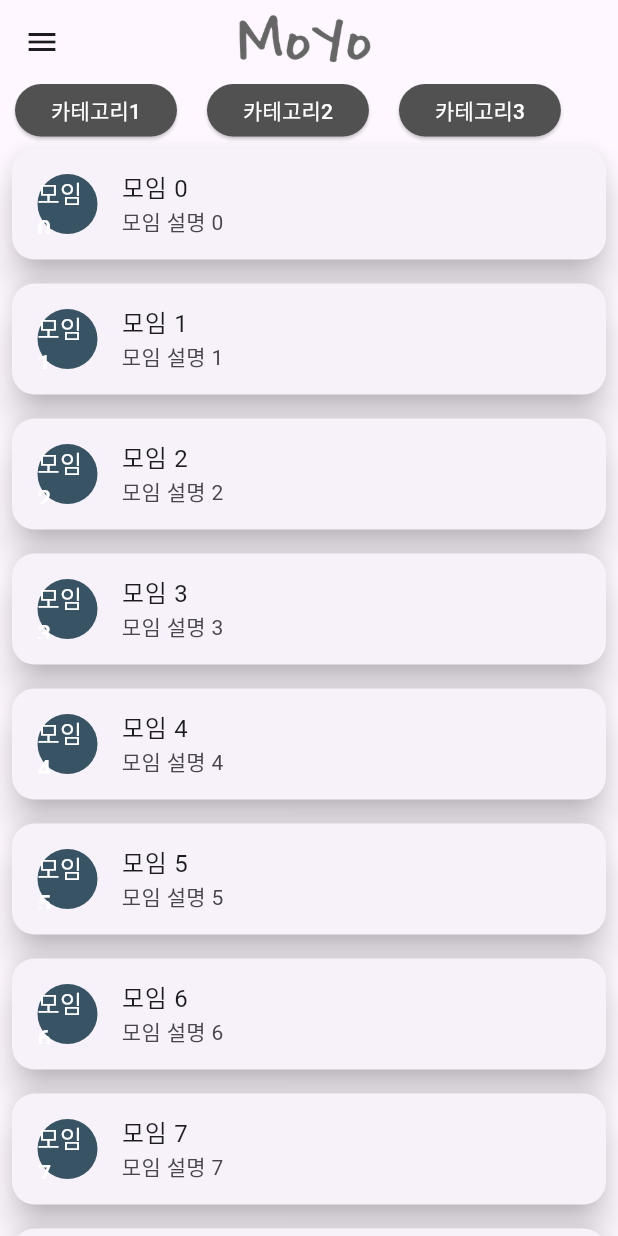
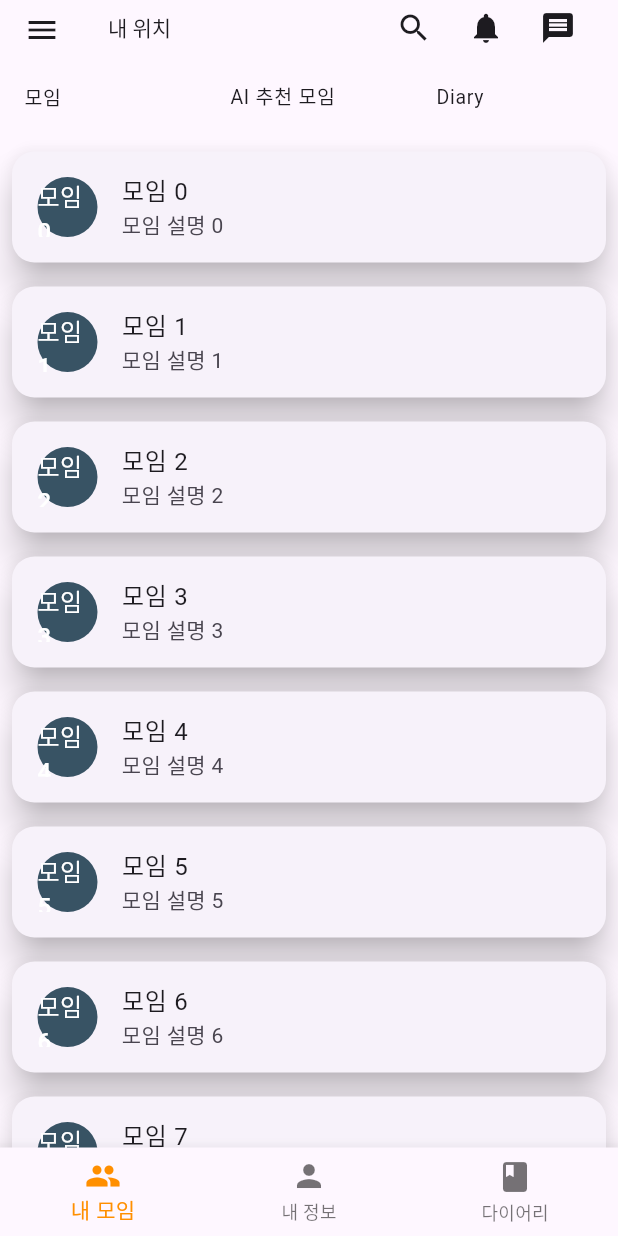
Before and after one commit to ejeonghun/UniVersus_flutter, a Flutter app: the MainApp screen opened directly, on a phone screen of 412 x 824 dp. Run offline on Flutter 3.47's test engine with Material 3 defaults, Android fonts, the phone set to English and light mode, and no system bars; our stand-ins replace flutter_secure_storage; missing offline and left inert: kakao_flutter_sdk; accounts and stored records are empty.

Commit message:
MainPage 상단바, 하단바를 유지 한 채 Container만 교체해서 사용? 한번 생각해보자

```diff
--- a/lib/component/MainPage.dart
+++ b/lib/component/MainPage.dart
@@ -2,8 +2,10 @@ import 'package:flutter/material.dart';
 import 'package:flutter_secure_storage/flutter_secure_storage.dart';
 import 'package:moyo/component/Login/Login.dart';
 import 'package:moyo/main.dart';
-import 'package:moyo/component/Member/MyPage.dart';
+import 'package:moyo/component/MyPage.dart';
 import 'package:kakao_flutter_sdk/kakao_flutter_sdk.dart';
+import 'package:moyo/component/Shared/BottomBar.dart';
+
 
 class MainApp extends StatefulWidget {
   @override
@@ -12,7 +14,7 @@ class MainApp extends StatefulWidget {
 
 class _MainAppState extends State<MainApp> {
   final storage = FlutterSecureStorage();
-  final categories = ['카테고리1', '카테고리2', '카테고리3'];
+  final categories = ['스포츠', '게임', '스터디모임'];
 
   String? userId;
   String? userNickname;
@@ -43,22 +45,67 @@ class _MainAppState extends State<MainApp> {
   Widget build(BuildContext context) {
     return Scaffold(
       appBar: AppBar(
-        title: Image.asset(
-          'images/logo.png',
-          width: 100, // Adjust width as needed
-          height: 50, // Adjust height as needed
+        title: Row(
+          children: [
+            // Current Location
+            Text("내 위치", style: TextStyle(fontSize: 14)),
+            // Spacer to separate text and logo
+            Spacer(),
+            // 로고
+            // Image.asset(
+            //   'images/logo.png', // replace with your actual logo path
+            //   height: 40, // adjust the height as needed
+            //   width: 50, // adjust the width as needed
+            // ),
+            // Icons on the right side
+            IconButton(
+              icon: Icon(Icons.search),
+              onPressed: () {
+                // Implement search functionality
+              },
+            ),
+            IconButton(
+              icon: Icon(Icons.notifications),
+              onPressed: () {
+                // Implement notification functionality
+              },
+            ),
+            IconButton(
+              icon: Icon(Icons.message),
+              onPressed: () {
+                // Implement message functionality
+              },
+            ),
+          ],
         ),
-        centerTitle: true,
-        leading: Builder(
-          builder: (BuildContext context) {
-            return IconButton(
-              icon: const Icon(Icons.menu),
-              onPressed: () {
-                Scaffold.of(context).openDrawer();
-              },
-              tooltip: MaterialLocalizations.of(context).openAppDrawerTooltip,
-            );
-          },
+        bottom: PreferredSize(
+          preferredSize: Size.fromHeight(37.0), // adjust the height as needed
+          child: Row(
+            children: [
+              // Your List Widget
+              Expanded(
+                child: ListTile(
+                  title: Text("모임", style: TextStyle(fontSize: 13)),
+                  // Add your list functionality here
+                ),
+              ),
+              // Your AI Recommended Meeting Widget
+              Expanded(
+                child: ListTile(
+                  title: Text("AI 추천 모임", style: TextStyle(fontSize: 13)),
+                  // Add your meeting functionality here
+                ),
+              ),
+              // Your Diary Widget
+              Expanded(
+                child: ListTile(
+                  title: Text("Diary", style: TextStyle(fontSize: 13)),
+                  // Add your diary functionality here
+                ),
+              ),
+              // Add other widgets as needed
+            ],
+          ),
         ),
       ),
       drawer: Drawer(
@@ -98,7 +145,6 @@ class _MainAppState extends State<MainApp> {
               leading: Icon(Icons.settings),
               title: Text('앱 설정'),
               onTap: () {
-                // TODO: Implement settings screen
               },
             ),
             ListTile(
@@ -121,29 +167,8 @@ class _MainAppState extends State<MainApp> {
           ],
         ),
       ),
-body: Column(
+      body: Column(
         children: <Widget>[
-          Container(
-            height: 35,
-            child: ListView.builder(
-              scrollDirection: Axis.horizontal,
-              itemCount: categories.length,
-              itemBuilder: (context, index) {
-                return Padding(
-                  padding: const EdgeInsets.symmetric(horizontal: 10.0),
-                  child: ElevatedButton(
-                    style: ButtonStyle(
-                      backgroundColor: MaterialStateProperty.all<Color>(const Color.fromARGB(255, 81, 81, 82)),
-                    ),
-                    child: Text(categories[index], style: TextStyle(color: Colors.white)),
-                    onPressed: () {
-                      // TODO: Implement category filter
-                    },
-                  ),
-                );
-              },
-            ),
-          ),
           Expanded(
             child: ListView.builder(
               itemCount: 10, // Replace with your list length
@@ -176,6 +201,7 @@ body: Column(
           ),
         ],
       ),
+    bottomNavigationBar: BottomBar(),
     );
   }
 }
--- /dev/null
+++ b/lib/component/Shared/BottomBar.dart
@@ -0,0 +1,47 @@
+import 'package:flutter/material.dart';
+
+// 모든 페이지에 있어야 하는 하단바
+
+class BottomBar extends StatefulWidget {
+  @override
+  _BottomBarState createState() => _BottomBarState();
+}
+
+class _BottomBarState extends State<BottomBar> {
+  int _selectedIndex = 0;
+
+  static const List<Widget> _widgetOptions = <Widget>[
+    Text('내 모임'),
+    Text('내 정보'),
+    Text('다이어리'),
+  ];
+
+  void _onItemTapped(int index) {
+    setState(() {
+      _selectedIndex = index;
+    });
+  }
+
+  @override
+  Widget build(BuildContext context) {
+    return BottomNavigationBar(
+      items: const <BottomNavigationBarItem>[
+        BottomNavigationBarItem(
+          icon: Icon(Icons.group),
+          label: '내 모임',
+        ),
+        BottomNavigationBarItem(
+          icon: Icon(Icons.person),
+          label: '내 정보',
+        ),
+        BottomNavigationBarItem(
+          icon: Icon(Icons.book),
+          label: '다이어리',
+        ),
+      ],
+      currentIndex: _selectedIndex,
+      selectedItemColor: Colors.amber[800],
+      onTap: _onItemTapped,
+    );
+  }
+}
--- a/lib/main.dart
+++ b/lib/main.dart
@@ -3,6 +3,7 @@ import 'package:flutter_secure_storage/flutter_secure_storage.dart';
 import 'package:kakao_flutter_sdk/kakao_flutter_sdk.dart';
 import 'package:moyo/component/Login/Login.dart';
 import 'package:moyo/component/MainPage.dart';
+
 
 void main() {
   KakaoSdk.init(nativeAppKey: 'c50414fe89e5d4854cee2d5648658978');
@@ -42,7 +43,6 @@ class _MyAppState extends State<MyApp> {
           }
         },
       ),
-
     );
   }
 
```
Also changed, not shown: lib/component/MyPage.dart (renamed from lib/component/Member/MyPage.dart).
